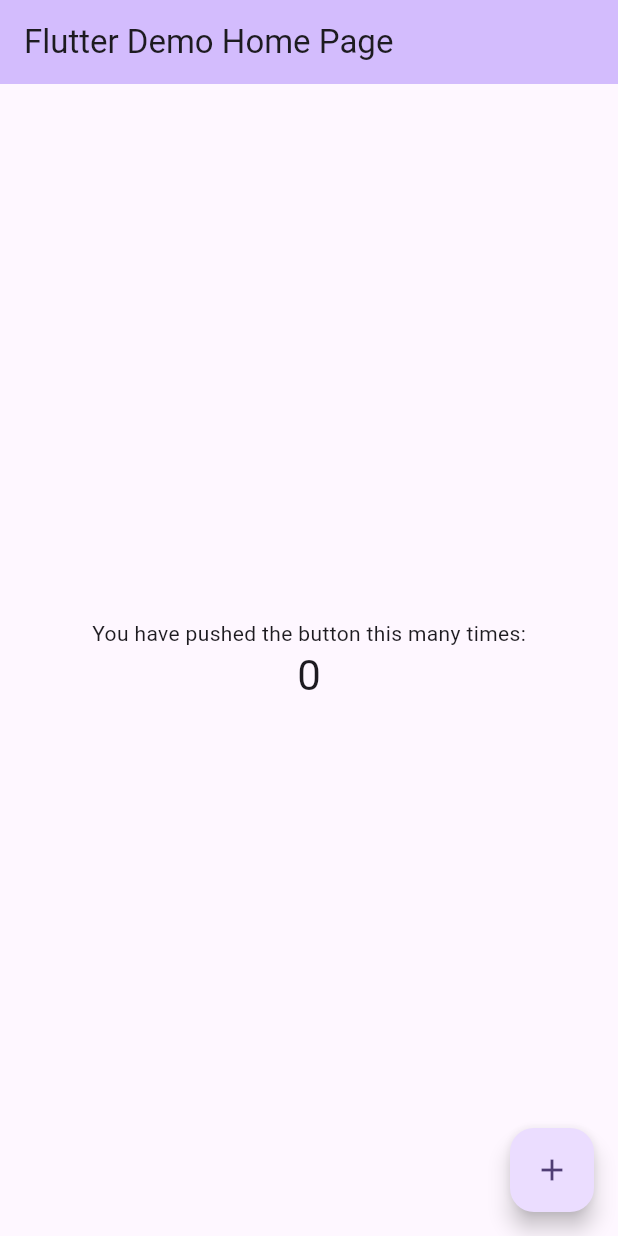
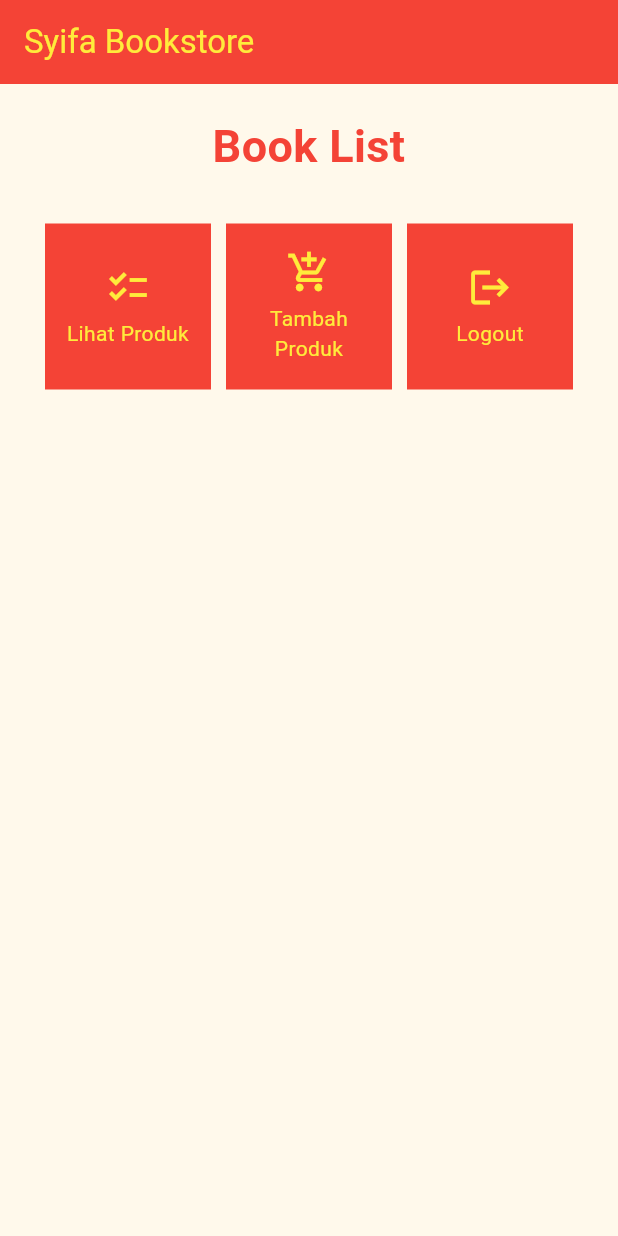
Before and after one commit to syifamahira/bookstore-mobile, a Flutter app: the screen it shows after launch, on a phone screen of 412 x 824 dp. Run offline on Flutter 3.47's test engine with Material 2 defaults, Android fonts, the phone set to English and light mode, and no system bars.

Commit message:
done tugas7

```diff
--- a/lib/main.dart
+++ b/lib/main.dart
@@ -1,4 +1,5 @@
 import 'package:flutter/material.dart';
+import 'package:bookstore_mobile/menu.dart';
 
 void main() {
   runApp(const MyApp());
@@ -28,98 +29,10 @@
         //
         // This works for code too, not just values: Most code changes can be
         // tested with just a hot reload.
-        colorScheme: ColorScheme.fromSeed(seedColor: Colors.deepPurple),
+        colorScheme: ColorScheme.fromSeed(seedColor: Colors.yellow),
         useMaterial3: true,
       ),
-      home: const MyHomePage(title: 'Flutter Demo Home Page'),
+      home: const MyHomePage(),
     );
   }
 }
-
-class MyHomePage extends StatefulWidget {
-  const MyHomePage({super.key, required this.title});
-
-  // This widget is the home page of your application. It is stateful, meaning
-  // that it has a State object (defined below) that contains fields that affect
-  // how it looks.
-
-  // This class is the configuration for the state. It holds the values (in this
-  // case the title) provided by the parent (in this case the App widget) and
-  // used by the build method of the State. Fields in a Widget subclass are
-  // always marked "final".
-
-  final String title;
-
-  @override
-  State<MyHomePage> createState() => _MyHomePageState();
-}
-
-class _MyHomePageState extends State<MyHomePage> {
-  int _counter = 0;
-
-  void _incrementCounter() {
-    setState(() {
-      // This call to setState tells the Flutter framework that something has
-      // changed in this State, which causes it to rerun the build method below
-      // so that the display can reflect the updated values. If we changed
-      // _counter without calling setState(), then the build method would not be
-      // called again, and so nothing would appear to happen.
-      _counter++;
-    });
-  }
-
-  @override
-  Widget build(BuildContext context) {
-    // This method is rerun every time setState is called, for instance as done
-    // by the _incrementCounter method above.
-    //
-    // The Flutter framework has been optimized to make rerunning build methods
-    // fast, so that you can just rebuild anything that needs updating rather
-    // than having to individually change instances of widgets.
-    return Scaffold(
-      appBar: AppBar(
-        // TRY THIS: Try changing the color here to a specific color (to
-        // Colors.amber, perhaps?) and trigger a hot reload to see the AppBar
-        // change color while the other colors stay the same.
-        backgroundColor: Theme.of(context).colorScheme.inversePrimary,
-        // Here we take the value from the MyHomePage object that was created by
-        // the App.build method, and use it to set our appbar title.
-        title: Text(widget.title),
-      ),
-      body: Center(
-        // Center is a layout widget. It takes a single child and positions it
-        // in the middle of the parent.
-        child: Column(
-          // Column is also a layout widget. It takes a list of children and
-          // arranges them vertically. By default, it sizes itself to fit its
-          // children horizontally, and tries to be as tall as its parent.
-          //
-          // Column has various properties to control how it sizes itself and
-          // how it positions its children. Here we use mainAxisAlignment to
-          // center the children vertically; the main axis here is the vertical
-          // axis because Columns are vertical (the cross axis would be
-          // horizontal).
-          //
-          // TRY THIS: Invoke "debug painting" (choose the "Toggle Debug Paint"
-          // action in the IDE, or press "p" in the console), to see the
-          // wireframe for each widget.
-          mainAxisAlignment: MainAxisAlignment.center,
-          children: <Widget>[
-            const Text(
-              'You have pushed the button this many times:',
-            ),
-            Text(
-              '$_counter',
-              style: Theme.of(context).textTheme.headlineMedium,
-            ),
-          ],
-        ),
-      ),
-      floatingActionButton: FloatingActionButton(
-        onPressed: _incrementCounter,
-        tooltip: 'Increment',
-        child: const Icon(Icons.add),
-      ), // This trailing comma makes auto-formatting nicer for build methods.
-    );
-  }
-}
--- /dev/null
+++ b/lib/menu.dart
@@ -0,0 +1,116 @@
+import 'package:flutter/material.dart';
+
+
+class MyHomePage extends StatelessWidget {
+  const MyHomePage({Key? key}) : super(key: key);
+
+  final List<ShopItem> items = const [
+    ShopItem("Lihat Produk", Icons.checklist),
+    ShopItem("Tambah Produk", Icons.add_shopping_cart),
+    ShopItem("Logout", Icons.logout),
+];
+
+    @override
+    Widget build(BuildContext context) {
+        return Scaffold(
+      appBar: AppBar(
+        backgroundColor: Colors.red,
+        title: const Text(
+          'Syifa Bookstore',
+          style: TextStyle(color: Colors.yellow)
+        ),
+      ),
+      body: SingleChildScrollView(
+        // Widget wrapper yang dapat discroll
+        child: Padding(
+          padding: const EdgeInsets.all(10.0), // Set padding dari halaman
+          child: Column(
+            // Widget untuk menampilkan children secara vertikal
+            children: <Widget>[
+              const Padding(
+                padding: EdgeInsets.only(top: 10.0, bottom: 10.0),
+                // Widget Text untuk menampilkan tulisan dengan alignment center dan style yang sesuai
+                child: Text(
+                  'Book List', // Text yang menandakan toko
+                  textAlign: TextAlign.center,
+                  style: TextStyle(
+                    color: Colors.red,
+                    fontSize: 30,
+                    fontWeight: FontWeight.bold,
+                  ),
+                ),
+              ),
+              // Grid layout
+              GridView.count(
+                // Container pada card kita.
+                primary: true,
+                padding: const EdgeInsets.all(20),
+                crossAxisSpacing: 10,
+                mainAxisSpacing: 10,
+                crossAxisCount: 3,
+                shrinkWrap: true,
+                children: items.map((ShopItem item) {
+                  // Iterasi untuk setiap item
+                  return ShopCard(item);
+                }).toList(),
+              ),
+            ],
+          ),
+        ),
+      ),
+    );
+    }
+}
+
+class ShopItem {
+  final String name;
+  final IconData icon;
+
+  const ShopItem(this.name, this.icon);
+}
+
+class ShopCard extends StatelessWidget {
+    final ShopItem item;
+
+    const ShopCard(this.item, {super.key}); // Constructor
+
+    @override
+    Widget build(BuildContext context) {
+        return Material(
+        color: Colors.red,
+        child: InkWell(
+            // Area responsive terhadap sentuhan
+            onTap: () {
+            // Memunculkan SnackBar ketika diklik
+            ScaffoldMessenger.of(context)
+                ..hideCurrentSnackBar()
+                ..showSnackBar(SnackBar(
+                    content: Text("Kamu telah menekan tombol ${item.name}!")));
+            },
+            child: Container(
+            // Container untuk menyimpan Icon dan Text
+            padding: const EdgeInsets.all(8),
+            child: Center(
+                child: Column(
+                mainAxisAlignment: MainAxisAlignment.center,
+                children: [
+                    Icon(
+                    item.icon,
+                    color: Colors.yellow,
+                    size: 30.0,
+                    ),
+                    const Padding(padding: EdgeInsets.all(3)),
+                    Text(
+                    item.name,
+                    textAlign: TextAlign.center,
+                    style: const TextStyle(color: Colors.yellow),
+                    ),
+                ],
+                ),
+            ),
+            ),
+        ),
+        );
+    }
+
+    }
```
